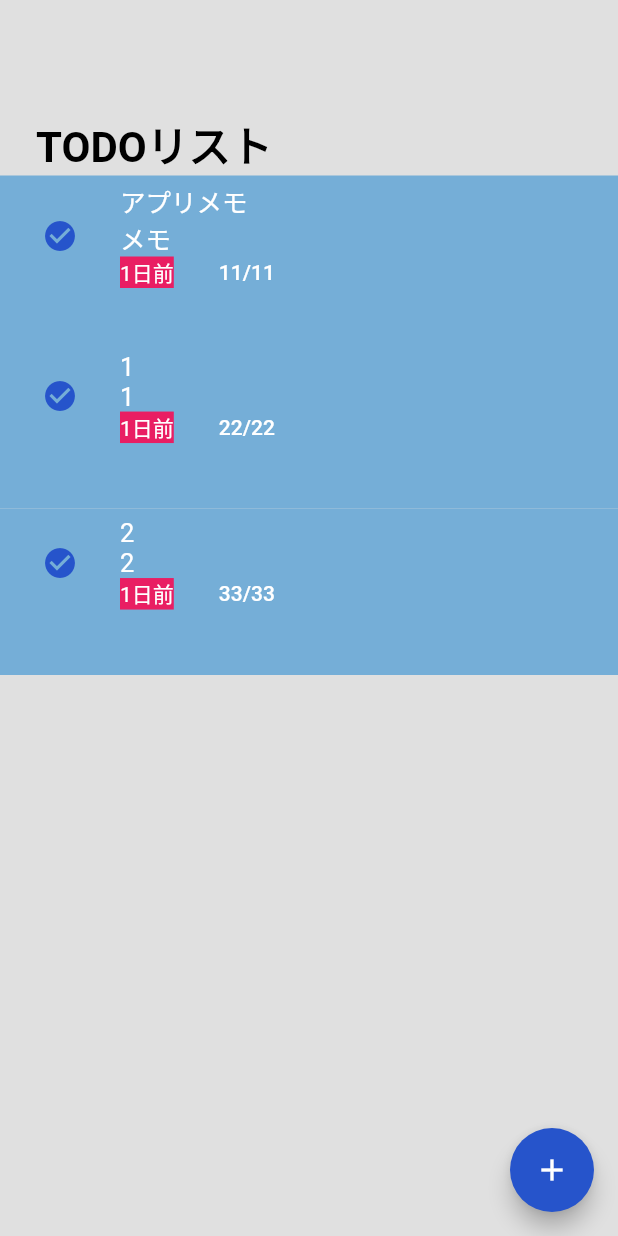
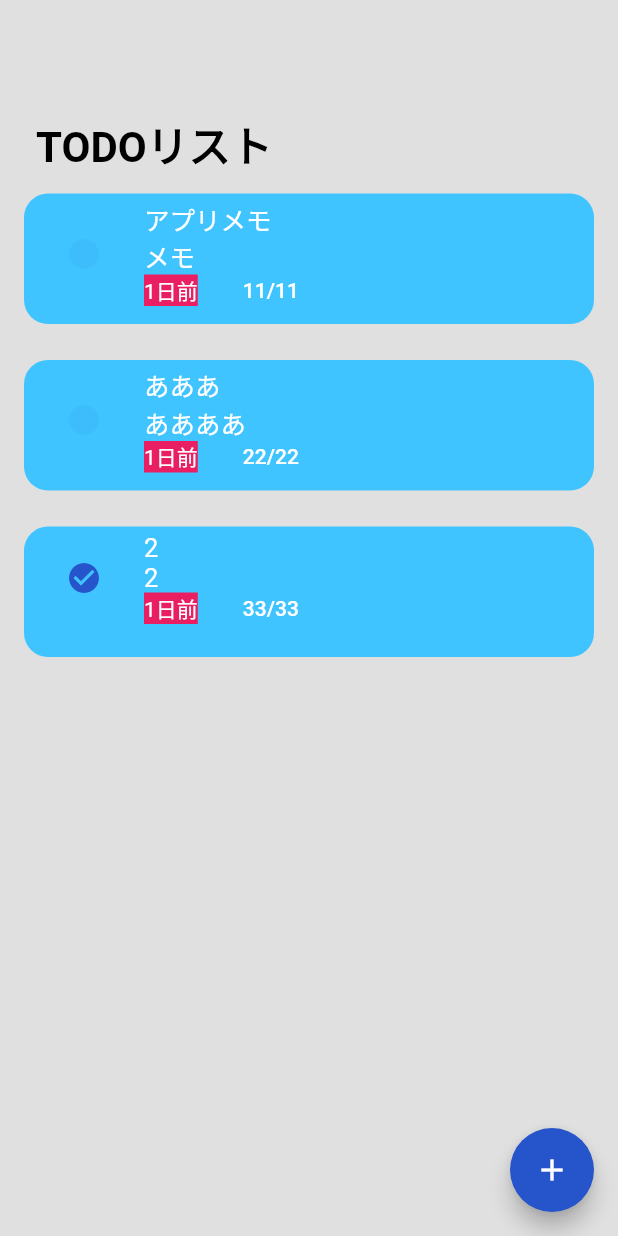
Before and after one commit to iseruuuuu/techtrain_todo_app, a Flutter app: the screen it shows after launch, on a phone screen of 412 x 824 dp. Run offline on Flutter 3.47's test engine with Material 2 defaults, Android fonts, the phone set to English and light mode, and no system bars; our stand-ins replace get, modal_bottom_sheet.

Commit message:
add: 一時的な機能の追加

```diff
--- a/lib/component/add_textfield.dart
+++ b/lib/component/add_textfield.dart
@@ -1,15 +1,20 @@
 import 'package:flutter/material.dart';
+import 'package:get/get.dart';
+import 'package:techtrain_todo_app/controller/controller.dart';
 
 class AddTextField extends StatelessWidget {
   const AddTextField({
     Key? key,
     required this.text,
+    required this.onChange,
   }) : super(key: key);
 
   final String text;
+  final Function(String) onChange;
 
   @override
   Widget build(BuildContext context) {
+    final controller = Get.put(Controller(), tag: '');
     return Padding(
       padding: const EdgeInsets.all(20.0),
       child: Container(
@@ -19,6 +24,7 @@ class AddTextField extends StatelessWidget {
         child: Padding(
           padding: const EdgeInsets.all(20.0),
           child: TextField(
+            onChanged: onChange,
             decoration: InputDecoration(
               border: InputBorder.none,
               hintText: text,
--- a/lib/component/todo_list_item.dart
+++ b/lib/component/todo_list_item.dart
@@ -5,23 +5,33 @@ class TodoListItem extends StatelessWidget {
   const TodoListItem({
     Key? key,
     required this.todo,
+    required this.onTap,
   }) : super(key: key);
 
   final Todo todo;
+  final Function() onTap;
 
   @override
   Widget build(BuildContext context) {
-    return Container(
-      color: Color(0xFF75AED7),
+    return Padding(
+      padding: const EdgeInsets.symmetric(horizontal: 16, vertical: 12),
+      child: Container(
+        decoration: const BoxDecoration(
+          borderRadius: BorderRadius.all(Radius.circular(16)),
+          color: Colors.lightBlueAccent,
+        ),
         child: ListTile(
+          isThreeLine: true,
           leading: IconButton(
-          onPressed: () {},
+            //onPressed: onTap,
+            onPressed: () {
+              onTap();
+            },
             icon: Icon(
-            //TODO オンオフをつける
-            Icons.check_circle,
-            //Icons.circle,
-            //TODO 色を青とグレイ？にする。
-            color: Color(0xFF2654CB),
+              todo.isCheck ? Icons.check_circle : Icons.circle,
+              color: todo.isCheck
+                  ? const Color(0xFF2654CB)
+                  : const Color.fromARGB(16, 38, 84, 203),
             ),
           ),
           title: Text(
@@ -59,6 +69,7 @@ class TodoListItem extends StatelessWidget {
             ],
           ),
         ),
+      ),
     );
   }
 }
--- a/lib/controller/controller.dart
+++ b/lib/controller/controller.dart
@@ -4,7 +4,6 @@ import 'package:get/get.dart';
 import 'package:modal_bottom_sheet/modal_bottom_sheet.dart';
 import 'package:techtrain_todo_app/model/todo.dart';
 import 'package:techtrain_todo_app/screen/add/add_screen.dart';
-import 'package:intl/intl.dart';
 
 class Controller extends GetxController {
   final todos = <Todo>[].obs;
--- a/lib/model/todo.dart
+++ b/lib/model/todo.dart
@@ -8,12 +8,14 @@ class Todo {
   final String category;
   final String detail;
   final String day;
+  final bool isCheck;
 
   Todo({
     required this.taskName,
     required this.category,
     required this.detail,
     required this.day,
+    required this.isCheck,
   }) : id = DateTime.now().millisecondsSinceEpoch.toString();
 
   const Todo.withId({
@@ -22,6 +24,7 @@ class Todo {
     required this.category,
     required this.detail,
     required this.day,
+    required this.isCheck,
   });
 
   static const initialTodos = [
@@ -31,13 +34,15 @@ class Todo {
       category: '開発言語',
       detail: 'メモ',
       day: '11/11',
+      isCheck: false,
     ),
     Todo.withId(
-      id: '1',
-      taskName: '1',
-      category: '1',
-      detail: '1',
+      id: 'ああああ',
+      taskName: 'あああ',
+      category: 'あああ',
+      detail: 'ああああ',
       day: '22/22',
+      isCheck: false,
     ),
     Todo.withId(
       id: '2',
@@ -45,6 +50,7 @@ class Todo {
       category: '2',
       detail: '2',
       day: '33/33',
+      isCheck: true,
     ),
   ];
 
@@ -54,6 +60,7 @@ class Todo {
     String? category,
     String? detail,
     String? day,
+    bool? isCheck,
   }) {
     return Todo.withId(
       id: id ?? this.id,
@@ -61,6 +68,7 @@ class Todo {
       category: category ?? this.category,
       detail: detail ?? this.detail,
       day: day ?? this.day,
+      isCheck: isCheck ?? this.isCheck
     );
   }
 
@@ -71,6 +79,7 @@ class Todo {
       '2': category,
       '5': detail,
       '6': day,
+      '7': isCheck,
     });
   }
 
@@ -82,6 +91,7 @@ class Todo {
       category: mapData['2'] as String,
       detail: mapData['5'] as String,
       day: mapData['6'] as String,
+      isCheck: mapData['7'] as bool,
     );
   }
 }
```
Also changed, not shown: lib/component/add_button.dart (+9 -3 lines), lib/component/add_item.dart (+6 -1 lines), lib/screen/add/add_screen.dart (+21 -7 lines). Lines whose indentation alone changed are shown as unchanged.
